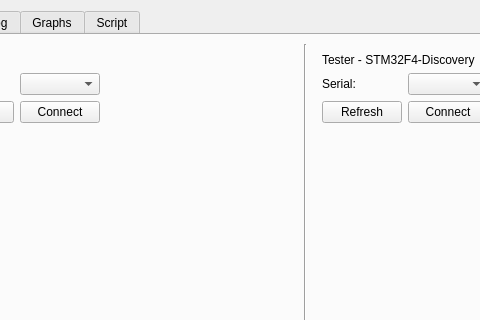
svenssonjoel/ScriptableTester, file gui/mainwindow.ui: the form before one commit; both pictures show x 95 to 575 and y 0 to 320 of the 800 by 600 pixel window.
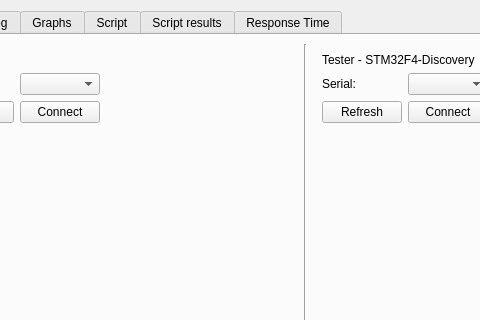
The form after the commit. Custom widgets are drawn as their Qt base class.

Commit message: added script result and response time tabs. No functionality implemented so far

Patch:
```diff
--- a/gui/mainwindow.ui
+++ b/gui/mainwindow.ui
@@ -342,6 +342,16 @@
         </item>
        </layout>
       </widget>
+      <widget class="QWidget" name="tab_5">
+       <attribute name="title">
+        <string>Script results</string>
+       </attribute>
+      </widget>
+      <widget class="QWidget" name="tab_6">
+       <attribute name="title">
+        <string>Response Time</string>
+       </attribute>
+      </widget>
      </widget>
     </item>
    </layout>
```
